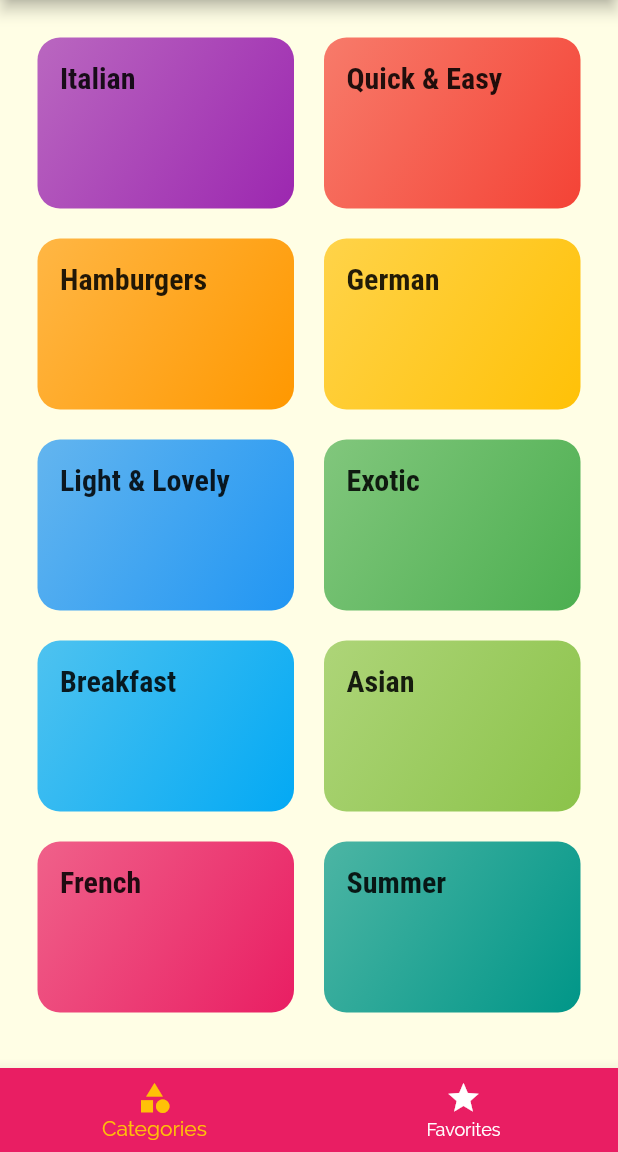
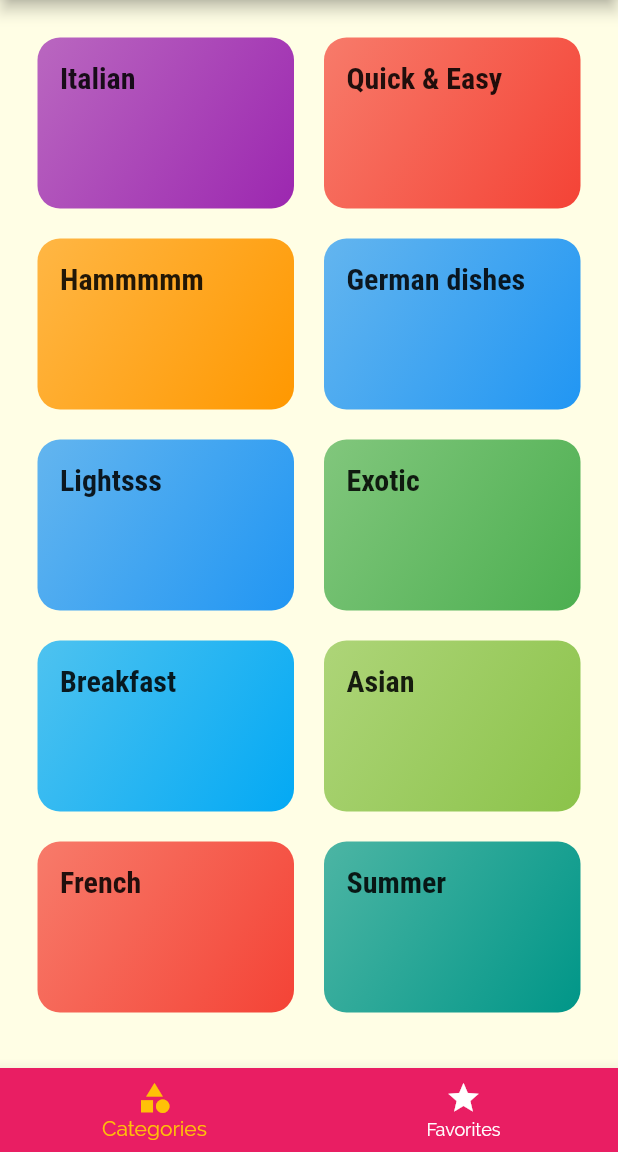
Before and after one commit to pruithvindra/recipe-app, a Flutter app: the screen it shows after launch, on a phone screen of 412 x 824 dp, the part 84-1236 px from its top. Run offline on Flutter 3.47's test engine with Material 2 defaults, Android fonts, the phone set to English and light mode, and no system bars.

Commit message:
changes done in text fields

```diff
--- a/lib/dummy_data.dart
+++ b/lib/dummy_data.dart
@@ -16,17 +16,17 @@ const DUMMY_CATEGORIES = const [
   ),
   Category(
     id: 'c3',
-    title: 'Hamburgers',
+    title: 'Hammmmm',
     color: Colors.orange,
   ),
   Category(
     id: 'c4',
-    title: 'German',
-    color: Colors.amber,
+    title: 'German dishes',
+    color: Colors.blue,
   ),
   Category(
     id: 'c5',
-    title: 'Light & Lovely',
+    title: 'Lightsss',
     color: Colors.blue,
   ),
   Category(
@@ -47,7 +47,7 @@ const DUMMY_CATEGORIES = const [
   Category(
     id: 'c9',
     title: 'French',
-    color: Colors.pink,
+    color: Colors.red,
   ),
   Category(
     id: 'c10',
--- a/lib/models/meal.dart
+++ b/lib/models/meal.dart
@@ -28,18 +28,18 @@ class Meal {
   final bool isVegetarian;
 
   const Meal({
+    @required this.isVegetarian,
     @required this.id,
     @required this.categories,
     @required this.title,
+    @required this.affordability,
+    @required this.isGlutenFree,
+    @required this.isLactoseFree,
+    @required this.isVegan,
     @required this.imageUrl,
     @required this.ingredients,
     @required this.steps,
     @required this.duration,
     @required this.complexity,
-    @required this.affordability,
-    @required this.isGlutenFree,
-    @required this.isLactoseFree,
-    @required this.isVegan,
-    @required this.isVegetarian,
   });
 }
--- a/lib/screens/filters_screen.dart
+++ b/lib/screens/filters_screen.dart
@@ -71,7 +71,7 @@ class _FiltersScreenState extends State<FiltersScreen> {
           Container(
             padding: EdgeInsets.all(20),
             child: Text(
-              'Adjust your meal selection.',
+              'Adjust your meal selection accordingly .',
               style: Theme.of(context).textTheme.title,
             ),
           ),
```
